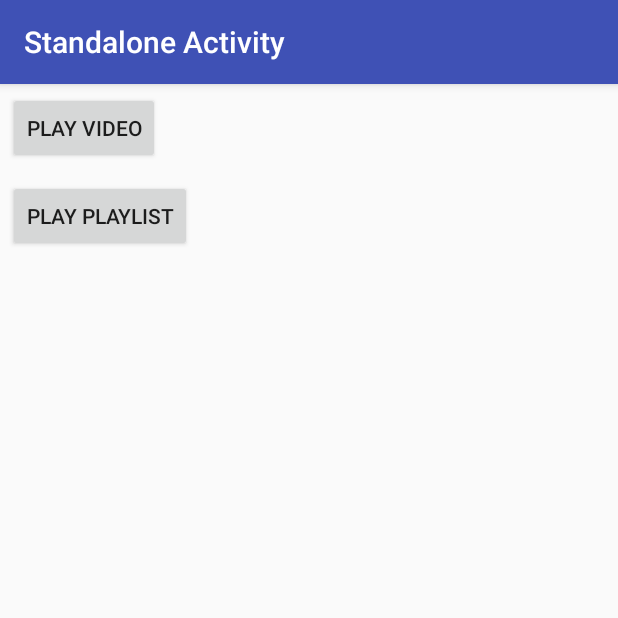
After one commit to jason-wong-9/Android-Development, an Android app: the StandaloneActivity screen opened directly, with no data from a screen before it, on a phone screen of 412 x 824 dp, the top half of it. The commit adds this screen. Run offline under Robolectric (Android 15) with nearby library versions, the phone set to English and light mode, and no system bars; libraries missing offline, so code that uses them is left out: com.google.android.youtube.

Commit message:
Standalone and Play Lists

```diff
--- /dev/null
+++ b/YoutubePlayer/app/src/main/java/com/jasonkcwong/youtubeplayer/StandaloneActivity.java
@@ -0,0 +1,61 @@
+package com.jasonkcwong.youtubeplayer;
+
+import android.content.Intent;
+import android.os.Bundle;
+import android.support.v7.app.AppCompatActivity;
+import android.support.v7.widget.Toolbar;
+import android.view.View;
+import android.widget.Button;
+
+import com.google.android.youtube.player.YouTubeStandalonePlayer;
+
+public class StandaloneActivity extends AppCompatActivity implements View.OnClickListener{
+    private String GOOGLE_API_KEY = "AIzaSyAvS0GB5c-mv3JW9dWpncC8NM_I5-tbZL8";
+    private String YOUTUBE_VIDEO_ID = "XUb97Wv9R6o";
+    private String YOUTUBE_PLAYLIST = "PLXtTjtWmQhg3LKRnmsY22gNSmw2g4zZDG";
+    private Button btnPlayVideo;
+    private Button btnPlayPlaylist;
+
+    @Override
+    protected void onCreate(Bundle savedInstanceState) {
+        super.onCreate(savedInstanceState);
+        setContentView(R.layout.activity_standalone);
+        Toolbar toolbar = (Toolbar) findViewById(R.id.toolbar);
+        setSupportActionBar(toolbar);
+
+        btnPlayVideo = (Button) findViewById(R.id.btnPlayVideo);
+        btnPlayPlaylist = (Button) findViewById(R.id.btnPlaylist);
+
+        btnPlayVideo.setOnClickListener(this);
+        btnPlayPlaylist.setOnClickListener(this);
+
+//        FloatingActionButton fab = (FloatingActionButton) findViewById(R.id.fab);
+//        fab.setOnClickListener(new View.OnClickListener() {
+//            @Override
+//            public void onClick(View view) {
+//                Snackbar.make(view, "Replace with your own action", Snackbar.LENGTH_LONG)
+//                        .setAction("Action", null).show();
+//            }
+//        });
+    }
+
+    @Override
+    public void onClick(View v) {
+        Intent intent = null;
+
+        switch(v.getId()) {
+            case R.id.btnPlayVideo:
+                intent = YouTubeStandalonePlayer.createVideoIntent(this, GOOGLE_API_KEY, YOUTUBE_VIDEO_ID);
+                break;
+
+            case R.id.btnPlaylist:
+                intent = YouTubeStandalonePlayer.createPlaylistIntent(this, GOOGLE_API_KEY, YOUTUBE_PLAYLIST);
+                break;
+
+            default:
+        }
+        if(intent != null) {
+            startActivity(intent);
+        }
+    }
+}
--- /dev/null
+++ b/YoutubePlayer/app/src/main/res/layout/activity_standalone.xml
@@ -0,0 +1,34 @@
+<?xml version="1.0" encoding="utf-8"?>
+<android.support.design.widget.CoordinatorLayout xmlns:android="http://schemas.android.com/apk/res/android"
+    xmlns:app="http://schemas.android.com/apk/res-auto"
+    xmlns:tools="http://schemas.android.com/tools"
+    android:layout_width="match_parent"
+    android:layout_height="match_parent"
+    android:fitsSystemWindows="true"
+    tools:context="com.jasonkcwong.youtubeplayer.StandaloneActivity">
+
+    <android.support.design.widget.AppBarLayout
+        android:layout_width="match_parent"
+        android:layout_height="wrap_content"
+        android:theme="@style/AppTheme.AppBarOverlay">
+
+        <android.support.v7.widget.Toolbar
+            android:id="@+id/toolbar"
+            android:layout_width="match_parent"
+            android:layout_height="?attr/actionBarSize"
+            android:background="?attr/colorPrimary"
+            app:popupTheme="@style/AppTheme.PopupOverlay" />
+
+    </android.support.design.widget.AppBarLayout>
+
+    <include layout="@layout/content_standalone" />
+
+    <!--<android.support.design.widget.FloatingActionButton-->
+        <!--android:id="@+id/fab"-->
+        <!--android:layout_width="wrap_content"-->
+        <!--android:layout_height="wrap_content"-->
+        <!--android:layout_gravity="bottom|end"-->
+        <!--android:layout_margin="@dimen/fab_margin"-->
+        <!--android:src="@android:drawable/ic_dialog_email" />-->
+
+</android.support.design.widget.CoordinatorLayout>
--- /dev/null
+++ b/YoutubePlayer/app/src/main/res/layout/content_standalone.xml
@@ -0,0 +1,25 @@
+<?xml version="1.0" encoding="utf-8"?>
+<LinearLayout xmlns:android="http://schemas.android.com/apk/res/android"
+    xmlns:app="http://schemas.android.com/apk/res-auto"
+    xmlns:tools="http://schemas.android.com/tools"
+    android:layout_width="match_parent"
+    android:layout_height="match_parent"
+    android:orientation="vertical"
+    app:layout_behavior="@string/appbar_scrolling_view_behavior"
+    tools:context="com.jasonkcwong.youtubeplayer.StandaloneActivity"
+    tools:showIn="@layout/activity_standalone">
+
+    <Button
+        android:id="@+id/btnPlayVideo"
+        android:layout_width="wrap_content"
+        android:layout_height="wrap_content"
+        android:layout_margin="5dp"
+        android:text="@string/play_video"/>
+
+    <Button
+        android:id="@+id/btnPlaylist"
+        android:layout_width="wrap_content"
+        android:layout_height="wrap_content"
+        android:layout_margin="5dp"
+        android:text="@string/play_playlist"/>
+</LinearLayout>
--- a/YoutubePlayer/app/src/main/res/values/strings.xml
+++ b/YoutubePlayer/app/src/main/res/values/strings.xml
@@ -3,4 +3,7 @@
     <string name="action_settings">Settings</string>
     <string name="title_activity_youtube">Youtube Player</string>
     <string name="title_activity_maps">Map</string>
+    <string name="title_activity_standalone">Standalone Activity</string>
+    <string name="play_video">Play Video</string>
+    <string name="play_playlist">Play Playlist</string>
 </resources>
```
Also changed, not shown: YoutubePlayer/app/src/main/AndroidManifest.xml (+9 -1 lines), YoutubePlayer/app/src/main/res/layout/activity_maps.xml (deleted, +0 -8 lines).
